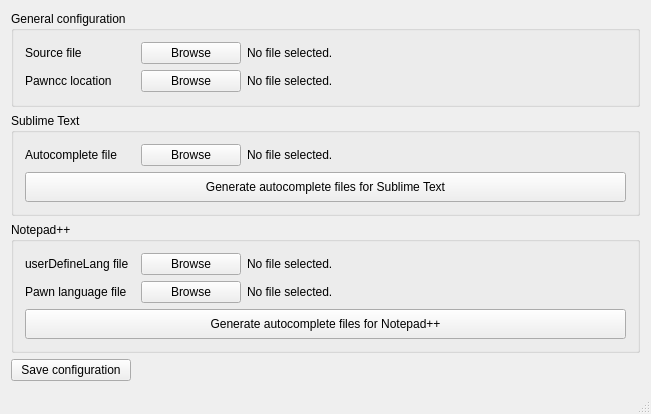
This is src/mainwindow.ui in Arkshine/codeparser-samp as Qt 5 draws it before an edit. The edited form follows.
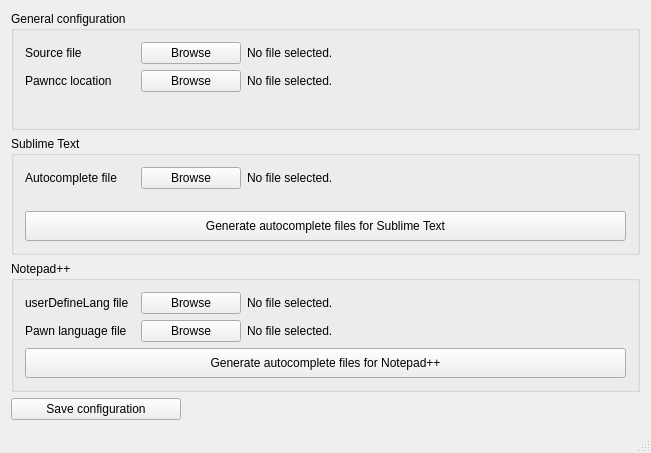
This is the edited form.

Commit message: Include boost_regex on linux

Diff of the .ui file:
```diff
--- a/src/mainwindow.ui
+++ b/src/mainwindow.ui
@@ -7,7 +7,7 @@
     <x>0</x>
     <y>0</y>
     <width>651</width>
-    <height>414</height>
+    <height>453</height>
    </rect>
   </property>
   <property name="windowTitle">
@@ -329,7 +329,7 @@
       </property>
       <property name="maximumSize">
        <size>
-        <width>120</width>
+        <width>170</width>
         <height>16777215</height>
        </size>
       </property>
```
Left out of the diff: 2 changed lines with no effect on the pictures. The commit also changes 1 other file.
